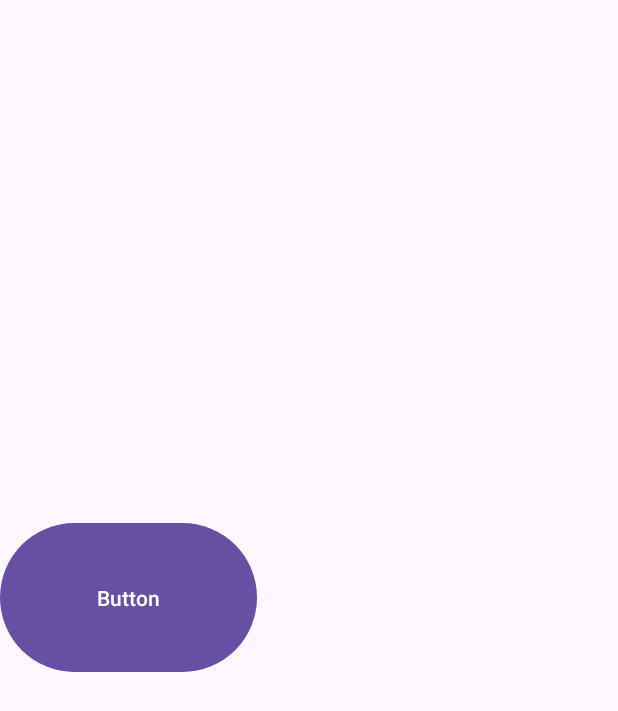
After one commit to YuraLapin/Mobile, an Android app: the layout activity_period_item.xml on its own in the app's theme, with its tools: preview values and no code run, on a phone screen of 412 x 824 dp. The commit adds this screen. Shown: the top 711 px of the screen. Run offline under Robolectric (Android 15) with nearby library versions, the phone set to English and light mode, and no system bars.

Commit message:
Добавлен инерфейс и открытие страницы выбранного периода работы

```diff
--- /dev/null
+++ b/MobileApp/app/src/main/res/layout/activity_period_item.xml
@@ -0,0 +1,19 @@
+<?xml version="1.0" encoding="utf-8"?>
+<androidx.constraintlayout.widget.ConstraintLayout xmlns:android="http://schemas.android.com/apk/res/android"
+    xmlns:app="http://schemas.android.com/apk/res-auto"
+    xmlns:tools="http://schemas.android.com/tools"
+    android:id="@+id/main"
+    android:layout_width="match_parent"
+    android:layout_height="match_parent"
+    tools:context=".PeriodItemActivity">
+
+    <Button
+        android:id="@+id/button"
+        android:layout_width="171dp"
+        android:layout_height="107dp"
+        android:layout_marginBottom="372dp"
+        android:text="Button"
+        app:layout_constraintBottom_toBottomOf="parent"
+        tools:ignore="MissingConstraints"
+        tools:layout_editor_absoluteX="120dp" />
+</androidx.constraintlayout.widget.ConstraintLayout>
```
Also changed, not shown: MobileApp/app/src/main/java/com/example/alarmmobileapp/AlarmActivity.java (+9 -2 lines), MobileApp/app/src/main/java/com/example/alarmmobileapp/PeriodItemActivity.java (added, +29 -0 lines), MobileApp/app/src/main/java/com/example/alarmmobileapp/classes/PeriodAdapter.java (+21 -3 lines), MobileApp/app/src/main/java/com/example/alarmmobileapp/interfaces/RecyclerViewInerface.java (added, +7 -0 lines).
